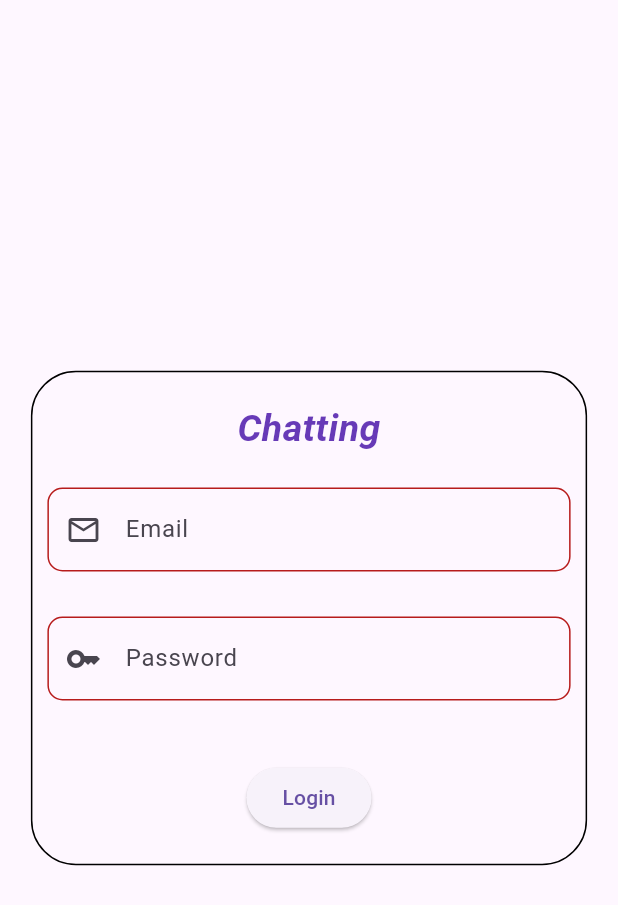
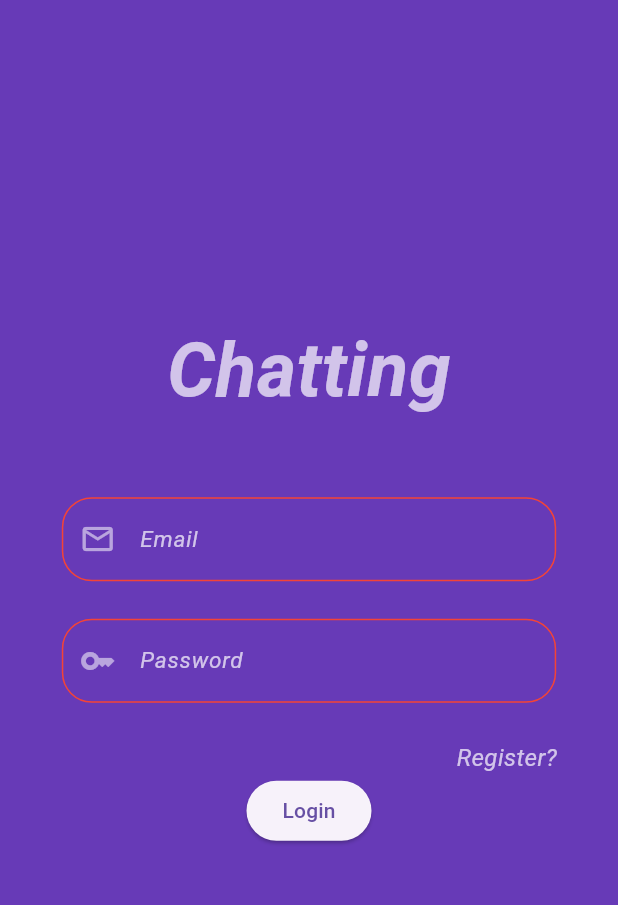
Before and after one commit to cemguven4108/Chatting, a Flutter app: the screen it shows after launch, after a tap on "Login", on a phone screen of 412 x 824 dp. Shown: the top 905 px of the screen. Run offline on Flutter 3.47's test engine with Material 3 defaults, Android fonts, the phone set to English and light mode, and no system bars; our stand-ins replace bloc, cloud_firestore, firebase_auth, firebase_core, firebase_storage, flutter_bloc; accounts and stored records are empty.

Commit message:
added theme for loginformfield - changed the design of login page to resize when it's needed - completed loginpage

```diff
--- a/lib/pages/login/login_form.dart
+++ b/lib/pages/login/login_form.dart
@@ -1,6 +1,8 @@
 import 'package:chatting_app/bloc/auth/auth_bloc.dart';
 import 'package:chatting_app/bloc/auth/auth_event.dart';
 import 'package:chatting_app/pages/login/login_form_field.dart';
+import 'package:chatting_app/pages/register/register_page.dart';
+import 'package:chatting_app/utils/theme/theme_generator.dart';
 import 'package:flutter/material.dart';
 import 'package:flutter_bloc/flutter_bloc.dart';
 
@@ -26,16 +28,12 @@ class _LoginFormState extends State<LoginForm> {
   Widget build(BuildContext context) {
     return Form(
       key: _formKey,
-      child: Container(
-        margin: const EdgeInsets.symmetric(vertical: 20),
       child: Column(
-          mainAxisAlignment: MainAxisAlignment.spaceBetween,
+        mainAxisAlignment: MainAxisAlignment.center,
         children: <Widget>[
-            buildTitle(),
           buildFormFields(),
           buildFormButton(),
         ],
-        ),
       ),
     );
   }
@@ -49,6 +47,7 @@ class _LoginFormState extends State<LoginForm> {
         fontSize: 25,
         fontStyle: FontStyle.italic,
       ),
+      textAlign: TextAlign.center,
     );
   }
 
@@ -67,7 +66,26 @@ class _LoginFormState extends State<LoginForm> {
   }
 
   Widget buildFormButton() {
-    return ElevatedButton(
+    return Column(
+      children: [
+        Container(
+          margin: const EdgeInsets.only(right: 20),
+          alignment: Alignment.bottomRight,
+          child: InkWell(
+            onTap: () {
+              Navigator.of(context).push(
+                MaterialPageRoute(
+                  builder: (context) => const RegisterPage(),
+                ),
+              );
+            },
+            child: Text(
+              "Register?",
+              style: ThemeGenerator.of(context).textTheme!.bodyMedium,
+            ),
+          ),
+        ),
+        ElevatedButton(
           onPressed: () {
             final result = _formKey.currentState!.validate();
             if (result) {
@@ -77,6 +95,8 @@ class _LoginFormState extends State<LoginForm> {
             }
           },
           child: const Text("Login"),
+        ),
+      ],
     );
   }
 }
--- a/lib/pages/login/login_form_field.dart
+++ b/lib/pages/login/login_form_field.dart
@@ -1,3 +1,4 @@
+import 'package:chatting_app/utils/theme/theme_generator.dart';
 import 'package:flutter/material.dart';
 
 class LoginFormField extends StatelessWidget {
@@ -12,8 +13,11 @@ class LoginFormField extends StatelessWidget {
 
   @override
   Widget build(BuildContext context) {
+    final size = MediaQuery.of(context).size;
+
     return Container(
-      margin: const EdgeInsets.symmetric(horizontal: 10, vertical: 5),
+      width: size.height * 0.4,
+      margin: const EdgeInsets.only(left: 5, right: 5, bottom: 5),
       child: TextFormField(
         validator: (value) {
           if (value == null || value.isEmpty) {
@@ -32,25 +36,16 @@ class LoginFormField extends StatelessWidget {
             : TextInputType.visiblePassword,
         obscureText: isPassword,
         decoration: InputDecoration(
-          border: OutlineInputBorder(
-            borderRadius: BorderRadius.circular(10),
-          ),
-          enabledBorder: OutlineInputBorder(
-            borderRadius: BorderRadius.circular(10),
-          ),
-          focusedBorder: OutlineInputBorder(
-            borderRadius: BorderRadius.circular(10),
-          ),
-          errorBorder: OutlineInputBorder(
-            borderRadius: BorderRadius.circular(10),
-            borderSide: BorderSide(
-              color: Colors.red.shade900,
-            ),
-          ),
+          border: ThemeGenerator.of(context).inputDecorationTheme!.border,
+          enabledBorder: ThemeGenerator.of(context).inputDecorationTheme!.enabledBorder,
+          focusedBorder: ThemeGenerator.of(context).inputDecorationTheme!.focusedBorder,
+          errorBorder: ThemeGenerator.of(context).inputDecorationTheme!.errorBorder,
           prefixIcon: Icon(
             isPassword ? Icons.key_outlined : Icons.email_outlined,
           ),
+          prefixIconColor: ThemeGenerator.of(context).inputDecorationTheme!.prefixIconColor,
           hintText: hintText,
+          hintStyle: ThemeGenerator.of(context).textTheme!.bodySmall,
         ),
       ),
     );
--- a/lib/pages/login/login_page.dart
+++ b/lib/pages/login/login_page.dart
@@ -1,4 +1,5 @@
 import 'package:chatting_app/pages/login/login_form.dart';
+import 'package:chatting_app/utils/theme/theme_generator.dart';
 import 'package:flutter/material.dart';
 
 class LoginPage extends StatelessWidget {
@@ -11,16 +12,22 @@ class LoginPage extends StatelessWidget {
     final size = MediaQuery.of(context).size;
 
     return Scaffold(
+      backgroundColor: Colors.deepPurple,
       body: Center(
         child: SingleChildScrollView(
-          child: Container(
-            decoration: BoxDecoration(
-              border: Border.all(),
-              borderRadius: BorderRadius.circular(30),
-            ),
-            height: size.height * 0.4,
-            width: size.width * 0.9,
-            child: const LoginForm(),
+          child: Column(
+            mainAxisAlignment: MainAxisAlignment.start,
+            children: [
+              Text(
+                "Chatting",
+                style: ThemeGenerator.of(context).textTheme!.headlineLarge,
+              ),
+              SizedBox(
+                height: size.height * 0.4,
+                width: size.width * 0.9,
+                child: const LoginForm(),
+              ),
+            ],
           ),
         ),
       ),
--- a/lib/pages/register/register_page.dart
+++ b/lib/pages/register/register_page.dart
@@ -7,6 +7,13 @@ class RegisterPage extends StatelessWidget {
 
   @override
   Widget build(BuildContext context) {
-    return Scaffold();
+    return Scaffold(
+      backgroundColor: Colors.deepPurple,
+      extendBodyBehindAppBar: true,
+      appBar: AppBar(
+        backgroundColor: Colors.transparent,
+      ),
+      body: SingleChildScrollView(),
+    );
   }
 }
--- a/lib/utils/theme/android_theme.dart
+++ b/lib/utils/theme/android_theme.dart
@@ -10,11 +10,11 @@ class AndroidTheme extends CustomTheme {
   factory AndroidTheme.light() {
     return AndroidTheme(
       textTheme: customTextTheme(
-        mainColor: Colors.white,
+        mainColor: Colors.white70,
         secondaryColor: Colors.deepPurple.shade900,
       ),
       inputDecorationTheme: inputDecorationTheme(
-        mainColor: Colors.white,
+        mainColor: Colors.white54,
         errorColor: Colors.red,
       ),
     );
@@ -39,6 +39,12 @@ TextTheme customTextTheme({
   required Color secondaryColor,
 }) {
   return TextTheme(
+    headlineLarge: TextStyle(
+      color: mainColor,
+      fontSize: 50,
+      fontStyle: FontStyle.italic,
+      fontWeight: FontWeight.w600,
+    ),
     titleLarge: TextStyle(
       color: mainColor,
       fontSize: 25,
@@ -51,6 +57,18 @@ TextTheme customTextTheme({
       fontStyle: FontStyle.italic,
       fontWeight: FontWeight.w400,
     ),
+    bodyMedium: TextStyle(
+      color: mainColor,
+      fontSize: 16,
+      fontStyle: FontStyle.italic,
+      fontWeight: FontWeight.w400,
+    ),
+    bodySmall: TextStyle(
+      color: mainColor,
+      fontSize: 15,
+      fontStyle: FontStyle.italic,
+      fontWeight: FontWeight.w400,
+    ),
     labelLarge: TextStyle(
       color: secondaryColor,
       fontSize: 14,
@@ -60,7 +78,13 @@ TextTheme customTextTheme({
       color: secondaryColor,
       fontSize: 13,
       fontStyle: FontStyle.italic,
-      ));
+    ),
+    labelSmall: TextStyle(
+      color: secondaryColor,
+      fontSize: 12,
+      fontStyle: FontStyle.italic,
+    )
+  );
 }
 
 InputDecoration inputDecorationTheme({
```
Lines whose indentation alone changed are shown as unchanged.
